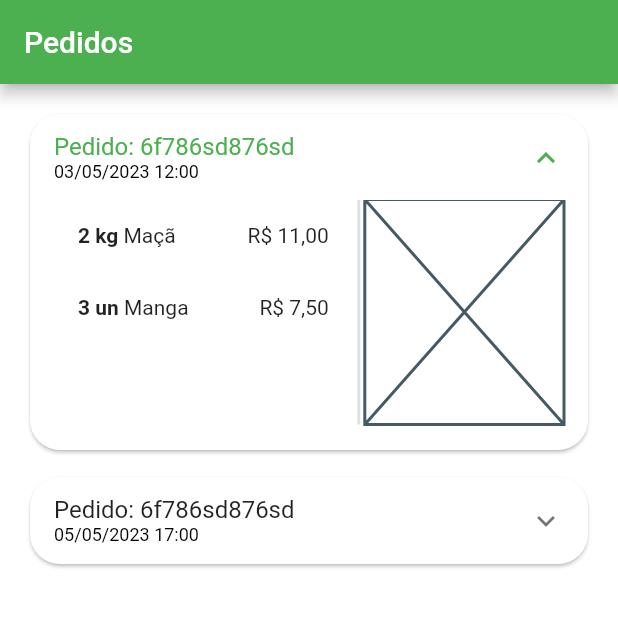
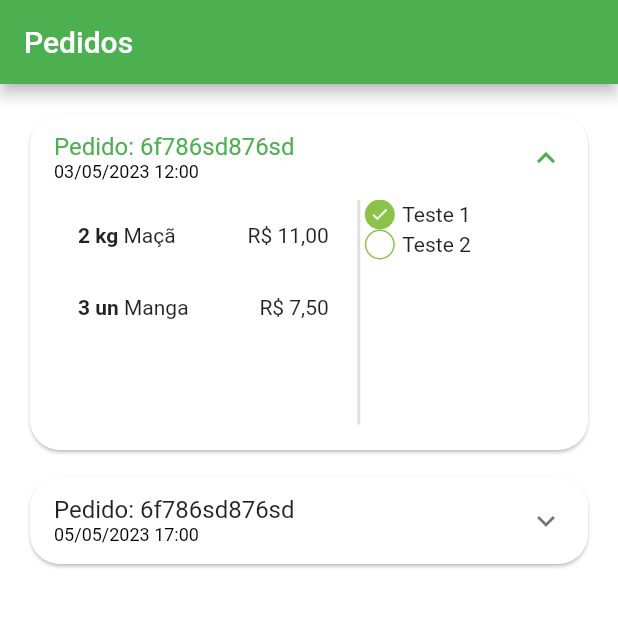
Before and after one commit to thomasbalmant/appQuitanda, a Flutter app: the OrdersTab screen opened directly, after a tap on an icon or button, on a phone screen of 412 x 824 dp, the top half of it. Run offline on Flutter 3.47's test engine with Material 2 defaults, Android fonts, the phone set to English and light mode, and no system bars; our stand-ins replace animated_text_kit, badges, mask_text_input_formatter.

Commit message:
component status

```diff
--- a/lib/src/pages/orders/components/order_status.dart
+++ b/lib/src/pages/orders/components/order_status.dart
@@ -13,20 +13,38 @@ class OrderStatusWidget extends StatelessWidget {
 
   @override
   Widget build(BuildContext context) {
-    return const Placeholder();
+    return Column(
+      children: [
+        _StatusDot(
+          isActive: true,
+          title: 'Teste 1',
+        ),
+        _StatusDot(
+          isActive: false,
+          title: 'Teste 2',
+        ),
+      ],
+    );
   }
 }
 
 class _StatusDot extends StatelessWidget {
   final bool isActive;
+  final String title;
 
-  const _StatusDot({super.key, required this.isActive});
+  const _StatusDot({
+    super.key,
+    required this.isActive,
+    required this.title,
+  });
 
   @override
   Widget build(BuildContext context) {
     return Row(
       children: [
+        // Dot
         Container(
+          alignment: Alignment.center,
           height: 20,
           width: 20,
           decoration: BoxDecoration(
@@ -37,8 +55,19 @@ class _StatusDot extends StatelessWidget {
             color:
                 isActive ? CustomColors.customSwatchColor : Colors.transparent,
           ),
-          child: isActive ? const Icon(Icons.check) : const SizedBox.shrink(),
+          child: isActive
+              ? const Icon(
+                  Icons.check,
+                  size: 13,
+                  color: Colors.white,
+                )
+              : const SizedBox.shrink(),
         ),
+
+        const SizedBox(width: 5),
+
+        // Texto
+        Expanded(child: Text(title)),
       ],
     );
   }
```
